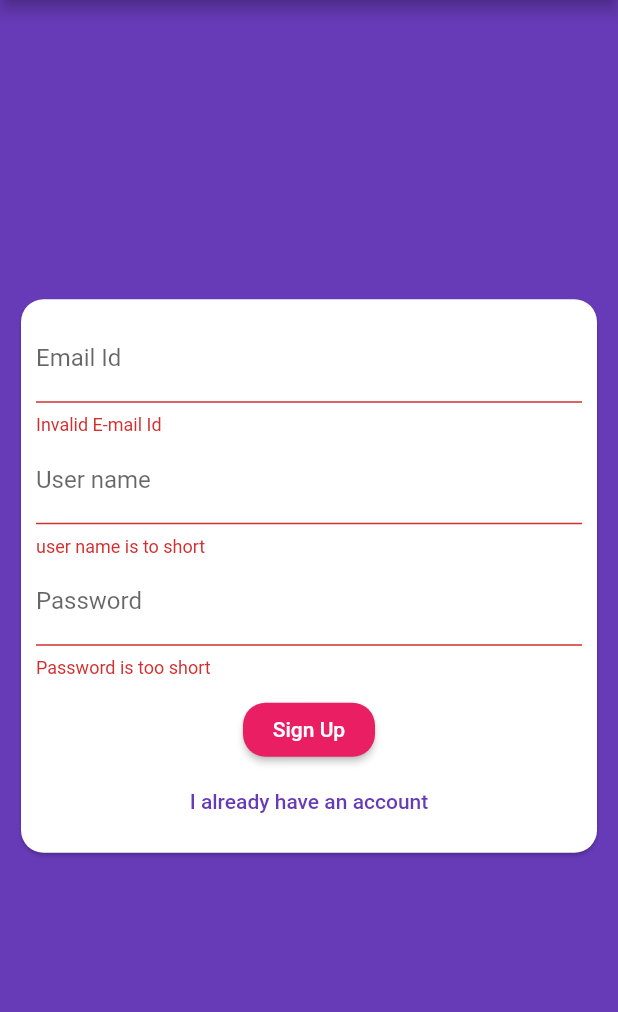
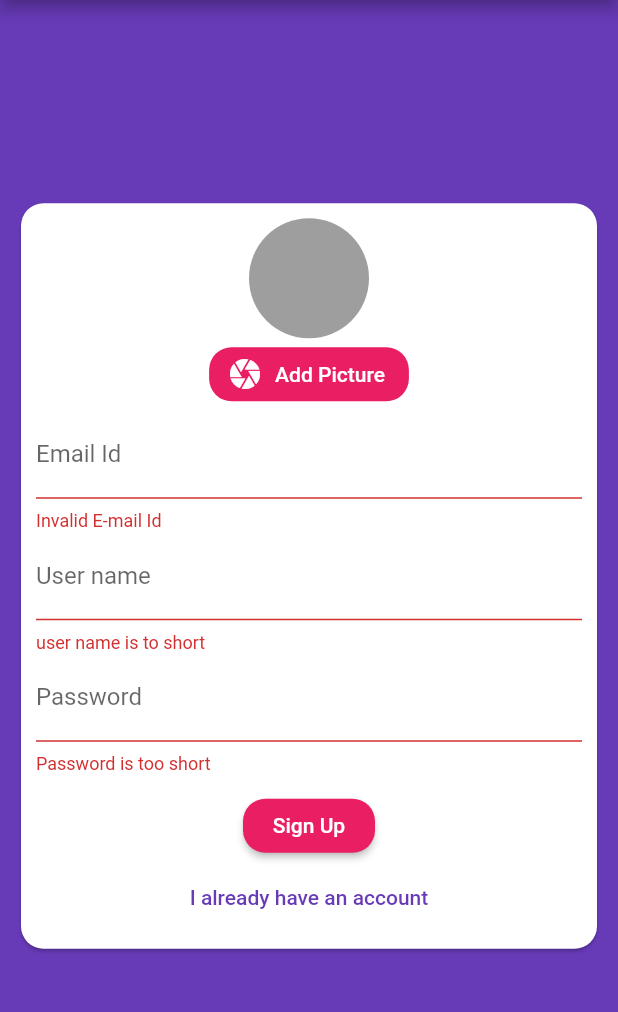
Before and after one commit to mrcchef/flutter-chat, a Flutter app: the screen it shows after launch, after a tap on "Sign Up", on a phone screen of 412 x 824 dp, the part 84-1096 px from its top. Run offline on Flutter 3.47's test engine with Material 2 defaults, Android fonts, the phone set to English and light mode, and no system bars; our stand-ins replace cloud_firestore, firebase_auth, firebase_core, firebase_storage, image_picker; accounts and stored records are empty.

Commit message:
added_display_picture

```diff
--- a/lib/screens/chat_screen.dart
+++ b/lib/screens/chat_screen.dart
@@ -1,14 +1,9 @@
-import 'dart:ffi';
-
 import 'package:flutter/material.dart';
 
-import 'package:cloud_firestore/cloud_firestore.dart';
-import 'package:firebase_core/firebase_core.dart';
 import 'package:firebase_auth/firebase_auth.dart';
 
 import '../widgets/messages.dart';
 import '../widgets/add_messages.dart';
-import 'package:flutter/rendering.dart';
 
 class ChatScreen extends StatelessWidget {
   @override
--- a/lib/widgets/build_form.dart
+++ b/lib/widgets/build_form.dart
@@ -1,10 +1,11 @@
 import 'package:flutter/material.dart';
+import 'dart:io';
 
-import '../screens/auth_screen.dart';
+import './user_pick_image.dart';
 
 class BuildForm extends StatefulWidget {
   final void Function(String emailId, String userName, String password,
-      bool isLogin, BuildContext ctx) submitFn;
+      File pickedImage, bool isLogin, BuildContext ctx) submitFn;
   final isLoading;
   BuildForm(this.submitFn, this.isLoading);
 
@@ -20,20 +21,32 @@ class _BuildFormState extends State<BuildForm> {
     'userName': '',
     'password': '',
   };
+  File pickedImage;
   void _submitData() {
     FocusScope.of(context)
         .unfocus(); // After clicking on Login button the focus form any text field get removed
     // and any keyboard that is opened will be closed
     final isValidate = _form.currentState.validate();
     if (!isValidate) return;
+    if (!_isLogin && pickedImage == null) {
+      Scaffold.of(context).showSnackBar(SnackBar(
+        content: Text('Please pick a image'),
+        backgroundColor: Theme.of(context).errorColor,
+      ));
+      return;
+    }
     _form.currentState.save();
-    setState(() {
-      print(_authData['emailId']);
-      print(_authData['userName']);
-      print(_authData['password']);
-    });
+    // setState(() {
+    //   print(_authData['emailId']);
+    //   print(_authData['userName']);
+    //   print(_authData['password']);
+    // });
     widget.submitFn(_authData['emailId'], _authData['userName'],
-        _authData['password'], _isLogin, context);
+        _authData['password'], pickedImage, _isLogin, context);
+  }
+
+  void pickedImageFn(File image) {
+    pickedImage = image;
   }
 
   @override
@@ -43,6 +56,7 @@ class _BuildFormState extends State<BuildForm> {
       child: SingleChildScrollView(
         child: Column(
           children: [
+            if (!_isLogin) UserPickImage(pickedImageFn),
             TextFormField(
               key: ValueKey('emailId'),
               decoration: InputDecoration(labelText: 'Email Id'),
--- /dev/null
+++ b/lib/widgets/user_pick_image.dart
@@ -0,0 +1,45 @@
+import 'dart:io';
+
+import 'package:flutter/material.dart';
+import 'package:image_picker/image_picker.dart';
+
+class UserPickImage extends StatefulWidget {
+  void Function(File pickedImage) pickedImageFn;
+
+  UserPickImage(this.pickedImageFn);
+
+  @override
+  UserPickImageState createState() => UserPickImageState();
+}
+
+class UserPickImageState extends State<UserPickImage> {
+  File _displayPicture;
+  void _pickImage() async {
+    final pickedImage = await ImagePicker.pickImage(
+        source: ImageSource.camera, maxHeight: 600, maxWidth: 600);
+    setState(() {
+      _displayPicture = pickedImage;
+    });
+    widget.pickedImageFn(_displayPicture);
+  }
+
+  @override
+  Widget build(BuildContext context) {
+    return Column(
+      children: [
+        CircleAvatar(
+          radius: 40,
+          backgroundColor: Colors.grey,
+          backgroundImage:
+              _displayPicture == null ? null : FileImage(_displayPicture),
+        ),
+        FlatButton.icon(
+          color: Theme.of(context).primaryColor,
+          onPressed: _pickImage,
+          icon: Icon(Icons.camera),
+          label: Text("Add Picture"),
+        ),
+      ],
+    );
+  }
+}
--- a/pubspec.yaml
+++ b/pubspec.yaml
@@ -25,6 +25,8 @@ dependencies:
     sdk: flutter
   cloud_firestore: ^0.16.0
   firebase_auth: ^0.20.0+1
+  image_picker: ^0.6.7+22
+  firebase_storage: ^7.0.0
 
 
   # The following adds the Cupertino Icons font to your application.
```
Also changed, not shown: lib/screens/auth_screen.dart (+9 -1 lines), lib/widgets/add_messages.dart (+8 -0 lines), lib/widgets/message_bubble.dart (+28 -7 lines), lib/widgets/messages.dart (+8 -1 lines), pubspec.lock.
